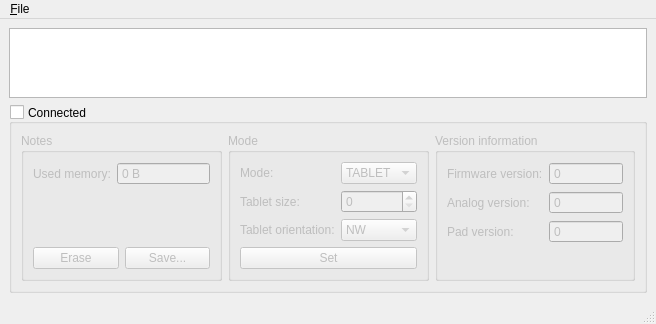
Before: the Qt Designer form qt/ui/mainwindow.ui in tuomasjjrasanen/m210, drawn with Qt 5.
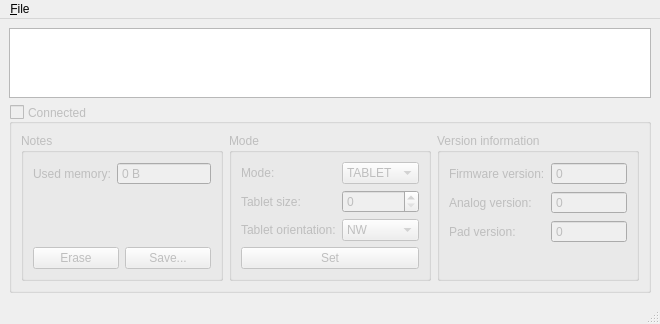
After: the same form once the commit is applied.

Commit message: qt: Disable group box when no devices are plugged in.

```diff
--- a/qt/ui/mainwindow.ui
+++ b/qt/ui/mainwindow.ui
@@ -6,7 +6,7 @@
    <rect>
     <x>0</x>
     <y>0</y>
-    <width>656</width>
+    <width>660</width>
     <height>302</height>
    </rect>
   </property>
@@ -23,7 +23,7 @@
       <item>
        <widget class="QGroupBox" name="groupBox">
         <property name="enabled">
-         <bool>true</bool>
+         <bool>false</bool>
         </property>
         <property name="title">
          <string>Connected</string>
@@ -293,7 +293,7 @@
     <rect>
      <x>0</x>
      <y>0</y>
-     <width>656</width>
+     <width>660</width>
      <height>21</height>
     </rect>
    </property>
```
The commit also changes 2 other files.
